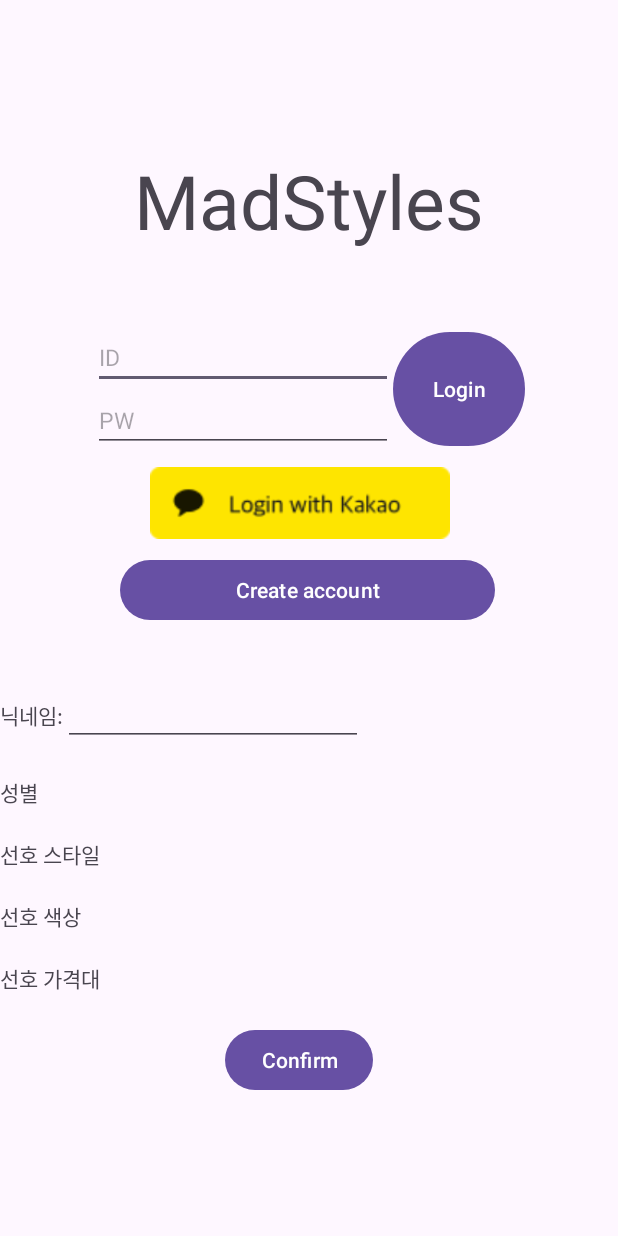
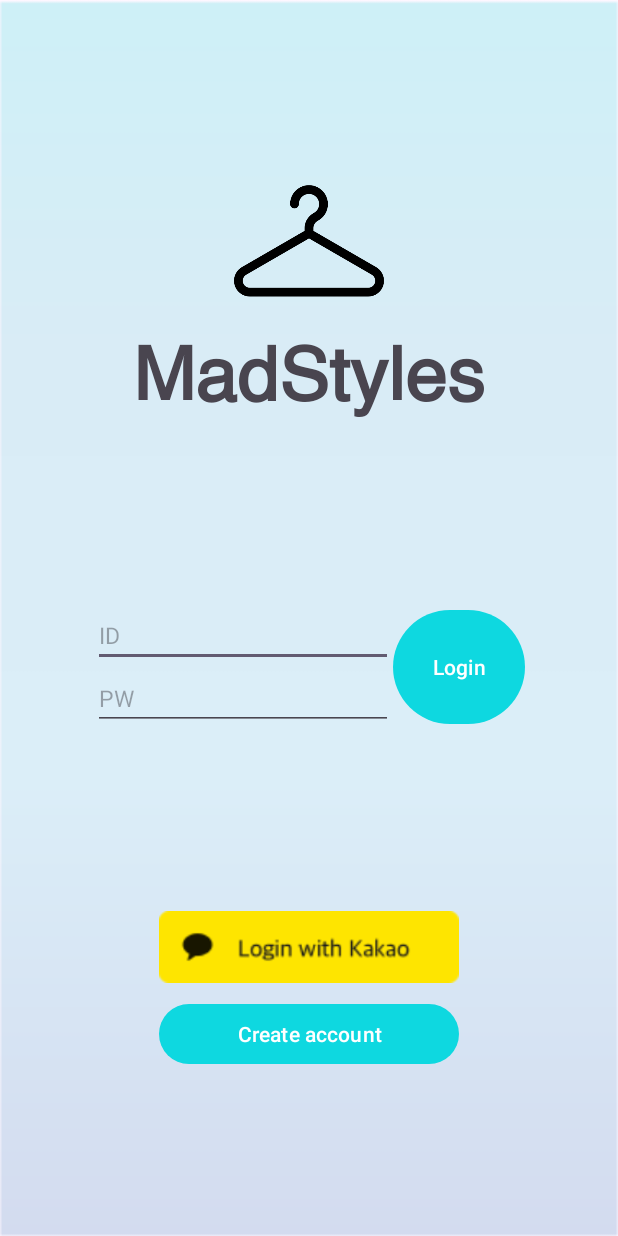
Before and after one commit to pbc1017/MadStyles, an Android app: the layout activity_login.xml on its own in the app's theme, with its tools: preview values and no code run, on a phone screen of 412 x 824 dp. Run offline under Robolectric (Android 15) with nearby library versions, the phone set to English and light mode, and no system bars.

Commit message:
finish review

```diff
--- a/app/src/main/res/layout/activity_login.xml
+++ b/app/src/main/res/layout/activity_login.xml
@@ -4,20 +4,63 @@
     xmlns:tools="http://schemas.android.com/tools"
     android:layout_width="match_parent"
     android:layout_height="match_parent"
+    android:background="@drawable/backgroud"
     tools:context=".LoginActivity">
+
     <LinearLayout
         android:layout_width="match_parent"
         android:layout_height="match_parent"
         android:orientation="vertical">
         <TextView
+            android:layout_width="match_parent"
+            android:layout_height="0dp"
+            android:layout_weight="1"/>
+        <LinearLayout
+            android:layout_width="match_parent"
+            android:layout_height="wrap_content"
+            android:orientation="horizontal">
+            <TextView
+                android:layout_width="0dp"
+                android:layout_height="match_parent"
+                android:layout_weight="1"/>
+            <ImageView
+                android:layout_width="0dp"
+                android:layout_weight="1"
+                android:layout_height="100dp"
+                android:src="@drawable/holder"/>
+            <TextView
+                android:layout_width="0dp"
+                android:layout_height="match_parent"
+                android:layout_weight="1"/>
+        </LinearLayout>
+
+        <LinearLayout
+            android:layout_width="match_parent"
+            android:layout_height="wrap_content"
+            android:orientation="horizontal">
+            <TextView
+                android:layout_width="0dp"
+                android:layout_height="match_parent"
+                android:layout_weight="1"/>
+            <TextView
                 android:layout_width="wrap_content"
                 android:layout_height="wrap_content"
-            android:layout_marginTop="100dp"
-            android:layout_gravity="center"
                 android:textSize="50sp"
+                android:fontFamily="@font/helvetica"
+                android:textStyle="bold"
                 android:text="MadStyles"/>
+            <TextView
+                android:layout_width="0dp"
+                android:layout_height="match_parent"
+                android:layout_weight="1"/>
+        </LinearLayout>
+
+        <TextView
+            android:layout_width="match_parent"
+            android:layout_height="0dp"
+            android:layout_weight="1"/>
+
         <LinearLayout
-            android:layout_marginTop="50dp"
             android:layout_width="match_parent"
             android:layout_height="wrap_content"
             android:orientation="horizontal">
@@ -53,22 +96,35 @@
                 android:layout_weight="1"/>
         </LinearLayout>
 
+        <TextView
+            android:layout_width="match_parent"
+            android:layout_height="0dp"
+            android:layout_weight="1"/>
+
         <Button
             android:id="@+id/btn_kakaologin"
             android:layout_width="200dp"
             android:layout_height="wrap_content"
-            android:layout_marginLeft="100dp"
             android:layout_marginTop="10dp"
             android:foreground="@drawable/kakao_login_medium_narrow"
-            android:gravity="center" />
+            android:layout_gravity="center" />
         <Button
             android:id="@+id/btn_showselection"
-            android:gravity="center"
-            android:layout_marginLeft="80dp"
-            android:layout_width="250dp"
+            android:layout_gravity="center"
+            android:layout_width="200dp"
             android:layout_marginTop="10dp"
             android:layout_height="wrap_content"
             android:text="Create account"/>
+        <TextView
+            android:layout_width="match_parent"
+            android:layout_height="0dp"
+            android:layout_weight="1"/>
+        <LinearLayout
+            android:layout_width="match_parent"
+            android:layout_height="wrap_content"
+            app:layout_constraintBottom_toBottomOf="parent"
+            android:visibility="gone"
+            android:orientation="vertical">
             <LinearLayout
                 android:id="@+id/prefer"
                 android:layout_width="match_parent"
@@ -78,7 +134,8 @@
                 <LinearLayout
                     android:layout_width="match_parent"
                     android:layout_height="wrap_content"
-                android:layout_marginTop="20dp"
+                    android:layout_marginTop="10dp"
+                    android:layout_marginLeft="30dp"
                     android:orientation="horizontal"
                     android:id="@+id/kakaonickname"
                     >
@@ -95,7 +152,8 @@
                 <LinearLayout
                     android:layout_width="match_parent"
                     android:layout_height="wrap_content"
-                android:layout_marginTop="20dp"
+                    android:layout_marginTop="10dp"
+                    android:layout_marginLeft="30dp"
                     android:orientation="horizontal">
                     <TextView
                         android:layout_width="wrap_content"
@@ -116,7 +174,8 @@
                 <LinearLayout
                     android:layout_width="match_parent"
                     android:layout_height="wrap_content"
-                android:layout_marginTop="20dp"
+                    android:layout_marginTop="10dp"
+                    android:layout_marginLeft="30dp"
                     android:orientation="horizontal">
                     <TextView
                         android:layout_width="wrap_content"
@@ -137,7 +196,8 @@
                 <LinearLayout
                     android:layout_width="match_parent"
                     android:layout_height="wrap_content"
-                android:layout_marginTop="20dp"
+                    android:layout_marginTop="10dp"
+                    android:layout_marginLeft="30dp"
                     android:orientation="horizontal">
 
                     <TextView
@@ -159,7 +219,8 @@
                 <LinearLayout
                     android:layout_width="match_parent"
                     android:layout_height="wrap_content"
-                android:layout_marginTop="20dp"
+                    android:layout_marginTop="10dp"
+                    android:layout_marginLeft="30dp"
                     android:orientation="horizontal">
 
                     <TextView
@@ -179,14 +240,27 @@
                     </HorizontalScrollView>
                 </LinearLayout>
             </LinearLayout>
+            <LinearLayout
+                android:layout_width="match_parent"
+                android:layout_height="wrap_content"
+                android:layout_marginTop="10dp"
+                android:orientation="horizontal">
+                <TextView
+                    android:layout_width="0dp"
+                    android:layout_height="wrap_content"
+                    android:layout_weight="1"/>
                 <Button
                     android:id="@+id/btncreateaccount"
                     android:gravity="center"
-            android:layout_marginTop="20dp"
-            android:layout_marginLeft="150dp"
                     android:layout_width="wrap_content"
                     android:layout_height="wrap_content"
                     android:text="Confirm"/>
+                <TextView
+                    android:layout_width="0dp"
+                    android:layout_height="wrap_content"
+                    android:layout_weight="1"/>
+            </LinearLayout>
+        </LinearLayout>
     </LinearLayout>
 
 </androidx.constraintlayout.widget.ConstraintLayout>
--- a/app/src/main/res/values/colors.xml
+++ b/app/src/main/res/values/colors.xml
@@ -2,4 +2,5 @@
 <resources>
     <color name="black">#FF000000</color>
     <color name="white">#FFFFFFFF</color>
+    <color name="button1">#0ED8E0</color>
 </resources>
--- a/app/src/main/res/values/themes.xml
+++ b/app/src/main/res/values/themes.xml
@@ -1,8 +1,7 @@
 <resources xmlns:tools="http://schemas.android.com/tools">
     <!-- Base application theme. -->
     <style name="Base.Theme.MadStyles" parent="Theme.Material3.DayNight.NoActionBar">
-        <!-- Customize your light theme here. -->
-        <!-- <item name="colorPrimary">@color/my_light_primary</item> -->
+        <item name="colorPrimary">@color/button1</item>
     </style>
 
     <style name="Theme.MadStyles" parent="Base.Theme.MadStyles" />
```
Also changed, not shown: app/src/main/res/drawable/backgroud.png (added), app/src/main/res/drawable/holder.png (added), app/src/main/res/font/helvetica.ttf (added). Lines whose indentation alone changed are shown as unchanged.
